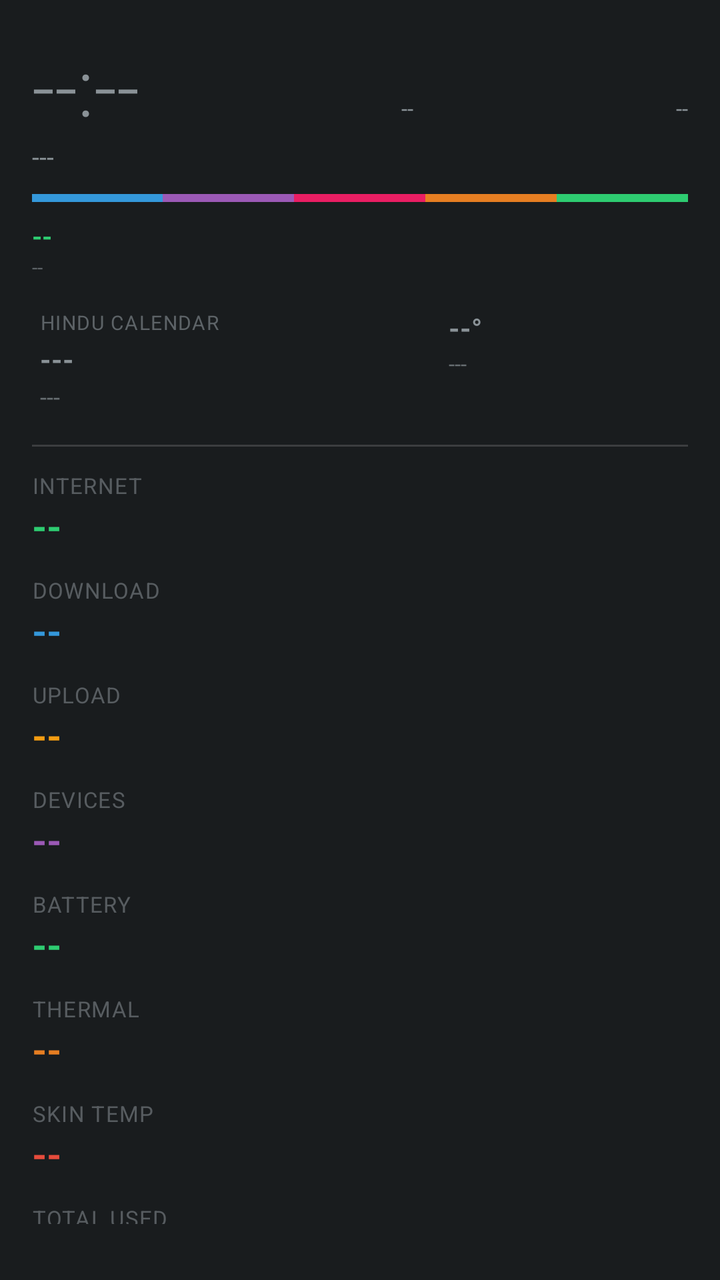
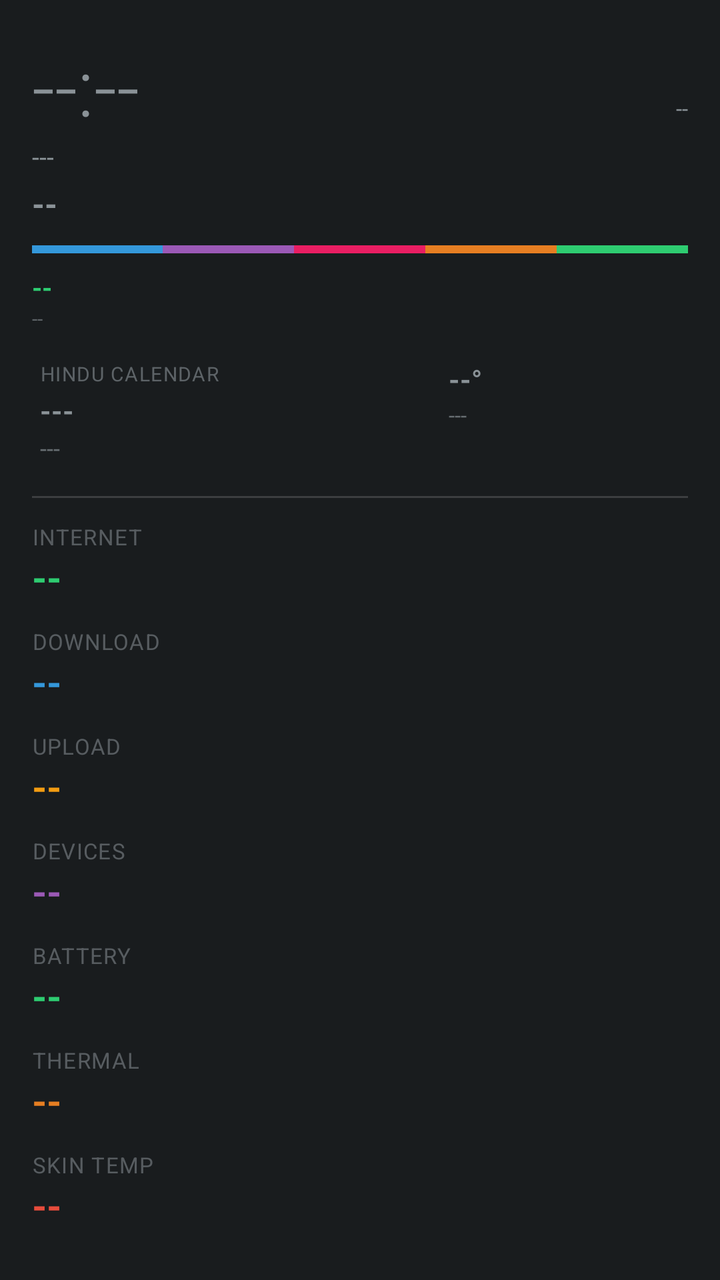

Before-and-after screenshots of an Android layout around one commit, followed by the original layout XML and the change that was made.
<!-- AndroidManifest.xml: application theme android:Theme.DeviceDefault.NoActionBar -->
<!-- res/layout/aod_layout_oneplus_pro.xml -->
<?xml version="1.0" encoding="utf-8"?>
<LinearLayout xmlns:android="http://schemas.android.com/apk/res/android"
    android:id="@+id/bg_root"
    android:layout_width="match_parent"
    android:layout_height="match_parent"
    android:orientation="vertical"
    android:padding="16dp">

    <LinearLayout android:layout_width="match_parent" android:layout_height="wrap_content" android:orientation="horizontal">
        <TextView android:id="@+id/clock" android:layout_width="wrap_content" android:layout_height="wrap_content" android:textSize="40sp" android:fontFamily="sans-serif-light" android:text="--:--" />
        <TextView android:id="@+id/net_type_badge" android:layout_width="0dp" android:layout_height="wrap_content" android:layout_weight="1" android:layout_gravity="top" android:gravity="end" android:textSize="11sp" android:text="--" />
        <TextView android:id="@+id/akd_badge" android:layout_width="0dp" android:layout_height="wrap_content" android:layout_weight="1" android:layout_gravity="top" android:gravity="end" android:textSize="11sp" android:text="--" />
    </LinearLayout>
    <TextView android:id="@+id/date" android:layout_width="wrap_content" android:layout_height="wrap_content" android:textSize="13sp" android:text="---" />

    
    <LinearLayout android:layout_width="match_parent" android:layout_height="4dp" android:orientation="horizontal" android:layout_marginTop="10dp" android:layout_marginBottom="4dp">
        <View android:layout_width="0dp" android:layout_weight="1" android:layout_height="match_parent" android:background="#3498db" />
        <View android:layout_width="0dp" android:layout_weight="1" android:layout_height="match_parent" android:background="#9b59b6" />
        <View android:layout_width="0dp" android:layout_weight="1" android:layout_height="match_parent" android:background="#e91e63" />
        <View android:layout_width="0dp" android:layout_weight="1" android:layout_height="match_parent" android:background="#e67e22" />
        <View android:layout_width="0dp" android:layout_weight="1" android:layout_height="match_parent" android:background="#2ecc71" />
    </LinearLayout>

    <TextView android:id="@+id/health_badge" android:layout_width="wrap_content" android:layout_height="wrap_content" android:layout_marginTop="4dp" android:textAllCaps="true" android:textStyle="bold" android:textSize="13sp" android:textColor="#2ecc71" android:text="--" />
    <TextView android:id="@+id/perf_badge" android:layout_width="wrap_content" android:layout_height="wrap_content" android:textSize="10sp" android:alpha="0.6" android:text="--" />
    <TextView android:id="@+id/muhurat_badge" android:layout_width="wrap_content" android:layout_height="wrap_content" android:textSize="11sp" android:textStyle="bold" android:visibility="gone" android:text="--" />

    <LinearLayout android:layout_width="match_parent" android:layout_height="wrap_content" android:orientation="horizontal" android:layout_marginTop="10dp">
        <LinearLayout android:id="@+id/panchang_card" android:layout_width="0dp" android:layout_height="wrap_content" android:layout_weight="1.7" android:layout_margin="4dp"
            android:orientation="vertical">
            <TextView android:id="@+id/panchang_header" android:layout_width="wrap_content" android:layout_height="wrap_content" android:textSize="10sp" android:textAllCaps="true" android:alpha="0.6" android:letterSpacing="0.05" android:text="Hindu calendar" />
            <TextView android:id="@+id/panchang_tithi" android:layout_width="match_parent" android:layout_height="wrap_content" android:layout_marginTop="2dp" android:textStyle="bold" android:maxLines="1" android:autoSizeTextType="uniform" android:autoSizeMinTextSize="13sp" android:autoSizeMaxTextSize="18sp" android:text="---" />
            <TextView android:id="@+id/panchang_nakshatra" android:layout_width="match_parent" android:layout_height="wrap_content" android:layout_marginTop="1dp" android:textSize="12sp" android:alpha="0.7" android:maxLines="1" android:ellipsize="end" android:text="---" />
        </LinearLayout>
        <LinearLayout android:id="@+id/weather_card" android:layout_width="0dp" android:layout_height="wrap_content" android:layout_weight="1" android:layout_margin="4dp"
            android:orientation="vertical">
            <TextView android:id="@+id/weather_temp" android:layout_width="match_parent" android:layout_height="wrap_content" android:textStyle="bold" android:maxLines="1" android:autoSizeTextType="uniform" android:autoSizeMinTextSize="14sp" android:autoSizeMaxTextSize="20sp" android:text="--°" />
            <TextView android:id="@+id/weather_condition" android:layout_width="match_parent" android:layout_height="wrap_content" android:layout_marginTop="1dp" android:textSize="11sp" android:alpha="0.7" android:maxLines="2" android:text="---" />
        </LinearLayout>
    </LinearLayout>

    <View android:layout_width="match_parent" android:layout_height="1dp" android:layout_marginVertical="12dp" android:alpha="0.15" android:background="#ffffff" />

    <LinearLayout android:id="@+id/row8" android:layout_width="match_parent" android:layout_height="wrap_content" android:orientation="vertical" android:layout_marginBottom="12dp">
        <TextView android:id="@+id/stat_label" android:layout_width="wrap_content" android:layout_height="wrap_content" android:textSize="11sp" android:textAllCaps="true" android:letterSpacing="0.04" android:alpha="0.55" android:text="Internet" />
        <TextView android:id="@+id/stat_value" android:layout_width="wrap_content" android:layout_height="wrap_content" android:textStyle="bold" android:textSize="19sp" android:textColor="#2ecc71" android:text="--" />
    </LinearLayout>
    <LinearLayout android:id="@+id/row0" android:layout_width="match_parent" android:layout_height="wrap_content" android:orientation="vertical" android:layout_marginBottom="12dp">
        <TextView android:id="@+id/stat_label" android:layout_width="wrap_content" android:layout_height="wrap_content" android:textSize="11sp" android:textAllCaps="true" android:letterSpacing="0.04" android:alpha="0.55" android:text="Download" />
        <TextView android:id="@+id/stat_value" android:layout_width="wrap_content" android:layout_height="wrap_content" android:textStyle="bold" android:textSize="19sp" android:textColor="#3498db" android:text="--" />
    </LinearLayout>
    <LinearLayout android:id="@+id/row1" android:layout_width="match_parent" android:layout_height="wrap_content" android:orientation="vertical" android:layout_marginBottom="12dp">
        <TextView android:id="@+id/stat_label" android:layout_width="wrap_content" android:layout_height="wrap_content" android:textSize="11sp" android:textAllCaps="true" android:letterSpacing="0.04" android:alpha="0.55" android:text="Upload" />
        <TextView android:id="@+id/stat_value" android:layout_width="wrap_content" android:layout_height="wrap_content" android:textStyle="bold" android:textSize="19sp" android:textColor="#f39c12" android:text="--" />
    </LinearLayout>
    <LinearLayout android:id="@+id/row2" android:layout_width="match_parent" android:layout_height="wrap_content" android:orientation="vertical" android:layout_marginBottom="12dp">
        <TextView android:id="@+id/stat_label" android:layout_width="wrap_content" android:layout_height="wrap_content" android:textSize="11sp" android:textAllCaps="true" android:letterSpacing="0.04" android:alpha="0.55" android:text="Devices" />
        <TextView android:id="@+id/stat_value" android:layout_width="wrap_content" android:layout_height="wrap_content" android:textStyle="bold" android:textSize="19sp" android:textColor="#9b59b6" android:text="--" />
    </LinearLayout>
    <LinearLayout android:id="@+id/row4" android:layout_width="match_parent" android:layout_height="wrap_content" android:orientation="vertical" android:layout_marginBottom="12dp">
        <TextView android:id="@+id/stat_label" android:layout_width="wrap_content" android:layout_height="wrap_content" android:textSize="11sp" android:textAllCaps="true" android:letterSpacing="0.04" android:alpha="0.55" android:text="Battery" />
        <TextView android:id="@+id/stat_value" android:layout_width="wrap_content" android:layout_height="wrap_content" android:textStyle="bold" android:textSize="19sp" android:textColor="#2ecc71" android:text="--" />
    </LinearLayout>
    <LinearLayout android:id="@+id/row5" android:layout_width="match_parent" android:layout_height="wrap_content" android:orientation="vertical" android:layout_marginBottom="12dp">
        <TextView android:id="@+id/stat_label" android:layout_width="wrap_content" android:layout_height="wrap_content" android:textSize="11sp" android:textAllCaps="true" android:letterSpacing="0.04" android:alpha="0.55" android:text="Thermal" />
        <TextView android:id="@+id/stat_value" android:layout_width="wrap_content" android:layout_height="wrap_content" android:textStyle="bold" android:textSize="19sp" android:textColor="#e67e22" android:text="--" />
    </LinearLayout>
    <LinearLayout android:id="@+id/row6" android:layout_width="match_parent" android:layout_height="wrap_content" android:orientation="vertical" android:layout_marginBottom="12dp">
        <TextView android:id="@+id/stat_label" android:layout_width="wrap_content" android:layout_height="wrap_content" android:textSize="11sp" android:textAllCaps="true" android:letterSpacing="0.04" android:alpha="0.55" android:text="Skin temp" />
        <TextView android:id="@+id/stat_value" android:layout_width="wrap_content" android:layout_height="wrap_content" android:textStyle="bold" android:textSize="19sp" android:textColor="#e74c3c" android:text="--" />
    </LinearLayout>
    <LinearLayout android:id="@+id/row3" android:layout_width="match_parent" android:layout_height="wrap_content" android:orientation="vertical" android:layout_marginBottom="12dp">
        <TextView android:id="@+id/stat_label" android:layout_width="wrap_content" android:layout_height="wrap_content" android:textSize="11sp" android:textAllCaps="true" android:letterSpacing="0.04" android:alpha="0.55" android:text="Total used" />
        <TextView android:id="@+id/stat_value" android:layout_width="wrap_content" android:layout_height="wrap_content" android:textStyle="bold" android:textSize="19sp" android:textColor="#16a085" android:text="--" />
    </LinearLayout>
    <LinearLayout android:id="@+id/row7" android:layout_width="match_parent" android:layout_height="wrap_content" android:orientation="vertical" android:layout_marginBottom="12dp">
        <TextView android:id="@+id/stat_label" android:layout_width="wrap_content" android:layout_height="wrap_content" android:textSize="11sp" android:textAllCaps="true" android:letterSpacing="0.04" android:alpha="0.55" android:text="SMS fwd" />
        <TextView android:id="@+id/stat_value" android:layout_width="wrap_content" android:layout_height="wrap_content" android:textStyle="bold" android:textSize="19sp" android:textColor="#e91e63" android:text="--" />
    </LinearLayout>
    <LinearLayout android:id="@+id/row9" android:layout_width="match_parent" android:layout_height="wrap_content" android:orientation="vertical">
        <TextView android:id="@+id/stat_label" android:layout_width="wrap_content" android:layout_height="wrap_content" android:textSize="11sp" android:textAllCaps="true" android:letterSpacing="0.04" android:alpha="0.55" android:text="Signal" />
        <TextView android:id="@+id/stat_value" android:layout_width="wrap_content" android:layout_height="wrap_content" android:textStyle="bold" android:textSize="19sp" android:textColor="#00bcd4" android:text="--" />
    </LinearLayout>

</LinearLayout>
<!-- resources referenced by this layout -->
<resources>

</resources>

<!-- the commit's change to res/layout/aod_layout_oneplus_pro.xml (unified diff, before → after) -->
@@ -9,9 +9,9 @@
     <LinearLayout android:layout_width="match_parent" android:layout_height="wrap_content" android:orientation="horizontal">
         <TextView android:id="@+id/clock" android:layout_width="wrap_content" android:layout_height="wrap_content" android:textSize="40sp" android:fontFamily="sans-serif-light" android:text="--:--" />
         <TextView android:id="@+id/net_type_badge" android:layout_width="0dp" android:layout_height="wrap_content" android:layout_weight="1" android:layout_gravity="top" android:gravity="end" android:textSize="11sp" android:text="--" />
-        <TextView android:id="@+id/akd_badge" android:layout_width="0dp" android:layout_height="wrap_content" android:layout_weight="1" android:layout_gravity="top" android:gravity="end" android:textSize="11sp" android:text="--" />
-    </LinearLayout>
+        </LinearLayout>
     <TextView android:id="@+id/date" android:layout_width="wrap_content" android:layout_height="wrap_content" android:textSize="13sp" android:text="---" />
+<TextView android:id="@+id/akd_badge" android:layout_width="wrap_content" android:layout_height="wrap_content" android:layout_marginTop="4dp" android:textSize="16sp" android:textStyle="bold" android:text="--" />
 
     
     <LinearLayout android:layout_width="match_parent" android:layout_height="4dp" android:orientation="horizontal" android:layout_marginTop="10dp" android:layout_marginBottom="4dp">
